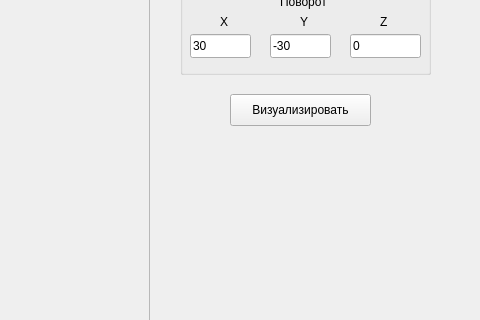
The window that mainwindow.ui (shestakovar/bmstu-rod-in-glass) describes before a commit, drawn with Qt 5; both pictures show x 520 to 1000 and y 316 to 636 of the 1000 by 800 pixel window.
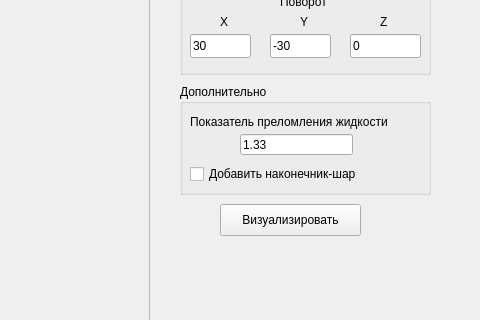
The same window after the commit.

Commit message: Add some interface tweaks (refractive index and ball)

Diff of the .ui file:
```diff
--- a/mainwindow.ui
+++ b/mainwindow.ui
@@ -356,8 +356,8 @@
    <widget class="QPushButton" name="pushButton">
     <property name="geometry">
      <rect>
-      <x>750</x>
-      <y>410</y>
+      <x>740</x>
+      <y>520</y>
       <width>141</width>
       <height>32</height>
      </rect>
@@ -372,6 +372,58 @@
      <bool>false</bool>
     </property>
    </widget>
+   <widget class="QGroupBox" name="groupBox_4">
+    <property name="geometry">
+     <rect>
+      <x>700</x>
+      <y>400</y>
+      <width>251</width>
+      <height>111</height>
+     </rect>
+    </property>
+    <property name="title">
+     <string>Дополнительно</string>
+    </property>
+    <widget class="QLabel" name="label_13">
+     <property name="geometry">
+      <rect>
+       <x>10</x>
+       <y>30</y>
+       <width>241</width>
+       <height>16</height>
+      </rect>
+     </property>
+     <property name="text">
+      <string>Показатель преломления жидкости</string>
+     </property>
+    </widget>
+    <widget class="QLineEdit" name="lineEdit">
+     <property name="geometry">
+      <rect>
+       <x>60</x>
+       <y>50</y>
+       <width>113</width>
+       <height>21</height>
+      </rect>
+     </property>
+     <property name="text">
+      <string>1.33</string>
+     </property>
+    </widget>
+    <widget class="QCheckBox" name="checkBox">
+     <property name="geometry">
+      <rect>
+       <x>10</x>
+       <y>80</y>
+       <width>201</width>
+       <height>20</height>
+      </rect>
+     </property>
+     <property name="text">
+      <string>Добавить наконечник-шар</string>
+     </property>
+    </widget>
+   </widget>
   </widget>
   <widget class="QMenuBar" name="menubar">
    <property name="geometry">
```
The commit also changes 4 other files.
